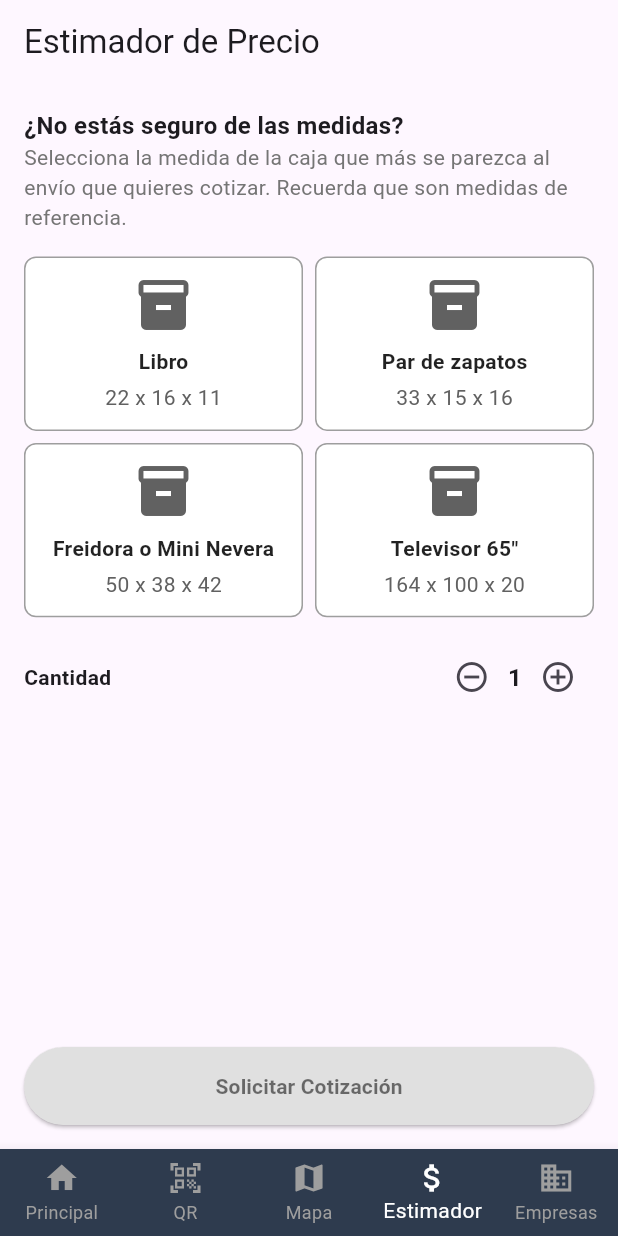
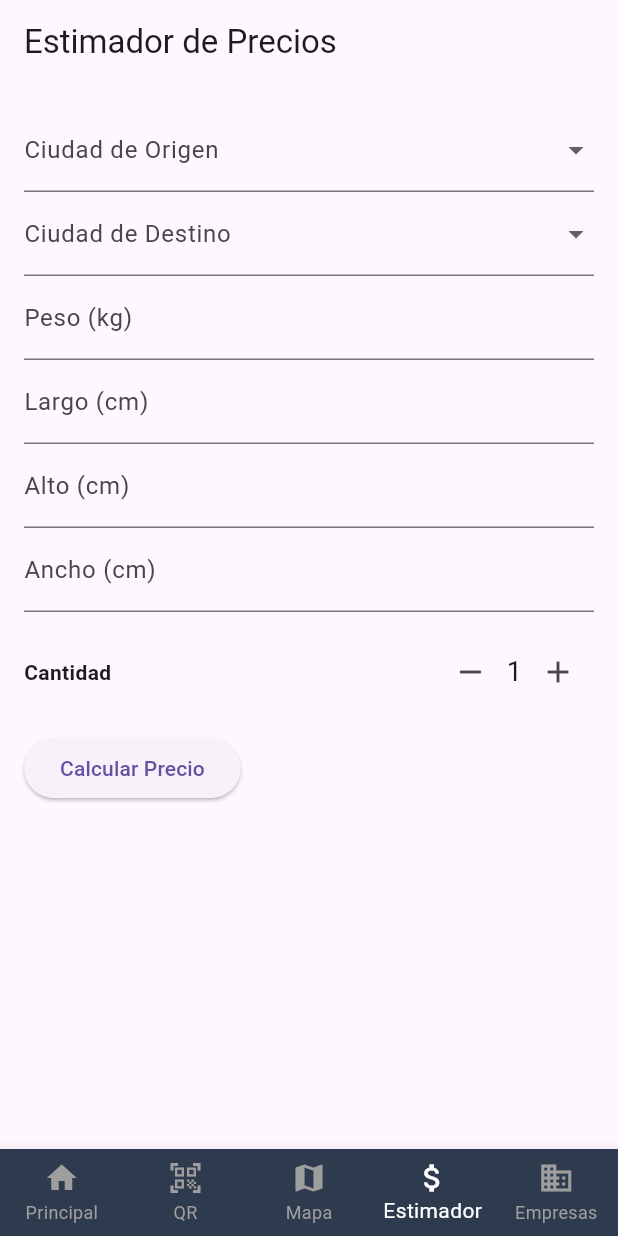
Before and after one commit to Hiltlairen/helios_app, a Flutter app: the screen it shows after launch, item 4 of the bottom bar chosen, on a phone screen of 412 x 824 dp. Run offline on Flutter 3.47's test engine with Material 3 defaults, Android fonts, the phone set to English and light mode, and no system bars; our stand-ins replace image_picker; missing offline and left inert: qr_code_scanner.

Commit message:
ultimo estiacion

```diff
--- a/lib/pages/price_estimator_page.dart
+++ b/lib/pages/price_estimator_page.dart
@@ -1,4 +1,6 @@
 import 'package:flutter/material.dart';
+
+// ya esta
 
 class PriceEstimatorPage extends StatefulWidget {
   @override
@@ -6,15 +8,28 @@ class PriceEstimatorPage extends StatefulWidget {
 }
 
 class _PriceEstimatorPageState extends State<PriceEstimatorPage> {
-  String? selectedDimension;
+  final _formKey = GlobalKey<FormState>();
+
+  String? originCity;
+  String? destinationCity;
+  double? weight;
+  double? length;
+  double? height;
+  double? width;
   int quantity = 1;
+  double estimatedPrice = 0.0;
 
-  final Map<String, List<double>> predefinedDimensions = {
-    'Libro': [22, 16, 11],
-    'Par de zapatos': [33, 15, 16],
-    'Freidora o Mini Nevera': [50, 38, 42],
-    'Televisor 65"': [164, 100, 20],
-  };
+  final List<String> boliviaDepartments = [
+    'La Paz',
+    'Cochabamba',
+    'Santa Cruz',
+    'Oruro',
+    'Potosí',
+    'Chuquisaca',
+    'Tarija',
+    'Beni',
+    'Pando',
+  ];
 
   void adjustQuantity(bool increment) {
     setState(() {
@@ -26,81 +41,112 @@ class _PriceEstimatorPageState extends State<PriceEstimatorPage> {
     });
   }
 
+  void calculatePrice() {
+    if (_formKey.currentState?.validate() ?? false) {
+      setState(() {
+        // Fórmula simple de estimación de precio basada en peso y dimensiones
+        estimatedPrice = (weight ?? 1) * 2 +
+            (length ?? 0) * (width ?? 0) * (height ?? 0) * 0.001;
+      });
+    }
+  }
+
   @override
   Widget build(BuildContext context) {
     return Scaffold(
       appBar: AppBar(
-        title: Text('Estimador de Precio'),
+        title: Text('Estimador de Precios'),
       ),
       body: Padding(
         padding: const EdgeInsets.all(16.0),
+        child: Form(
+          key: _formKey,
           child: Column(
             crossAxisAlignment: CrossAxisAlignment.start,
             children: [
-            Text(
-              '¿No estás seguro de las medidas?',
-              style: TextStyle(fontSize: 16, fontWeight: FontWeight.bold),
+              DropdownButtonFormField<String>(
+                decoration: InputDecoration(labelText: 'Ciudad de Origen'),
+                value: originCity,
+                items: boliviaDepartments.map((department) {
+                  return DropdownMenuItem(
+                    value: department,
+                    child: Text(department),
+                  );
+                }).toList(),
+                onChanged: (value) {
+                  if (value != destinationCity) {
+                    setState(() {
+                      originCity = value;
+                    });
+                  } else {
+                    ScaffoldMessenger.of(context).showSnackBar(SnackBar(
+                      content: Text(
+                          'Ciudad de Origen y Ciudad de Destino deben ser diferentes.'),
+                    ));
+                  }
+                },
               ),
-            Text(
-              'Selecciona la medida de la caja que más se parezca al envío que quieres cotizar. Recuerda que son medidas de referencia.',
-              style: TextStyle(fontSize: 14, color: Colors.grey[600]),
+              DropdownButtonFormField<String>(
+                decoration: InputDecoration(labelText: 'Ciudad de Destino'),
+                value: destinationCity,
+                items: boliviaDepartments.map((department) {
+                  return DropdownMenuItem(
+                    value: department,
+                    child: Text(department),
+                  );
+                }).toList(),
+                onChanged: (value) {
+                  if (value != originCity) {
+                    setState(() {
+                      destinationCity = value;
+                    });
+                  } else {
+                    ScaffoldMessenger.of(context).showSnackBar(SnackBar(
+                      content: Text(
+                          'Ciudad de Origen y Ciudad de Destino deben ser diferentes.'),
+                    ));
+                  }
+                },
               ),
-            SizedBox(height: 16),
-            GridView.builder(
-              shrinkWrap: true,
-              gridDelegate: SliverGridDelegateWithFixedCrossAxisCount(
-                crossAxisCount: 2,
-                mainAxisSpacing: 8,
-                crossAxisSpacing: 8,
-                childAspectRatio: 1.6,
+              TextFormField(
+                decoration: InputDecoration(labelText: 'Peso (kg)'),
+                keyboardType: TextInputType.number,
+                validator: (value) {
+                  if (value == null || value.isEmpty)
+                    return 'Por favor ingresa el peso';
+                  return null;
+                },
+                onChanged: (value) => weight = double.tryParse(value),
               ),
-              itemCount: predefinedDimensions.keys.length,
-              itemBuilder: (context, index) {
-                String dimensionLabel =
-                    predefinedDimensions.keys.elementAt(index);
-                List<double> dimensionValues =
-                    predefinedDimensions[dimensionLabel]!;
-                bool isSelected = selectedDimension == dimensionLabel;
-
-                return GestureDetector(
-                  onTap: () {
-                    setState(() {
-                      selectedDimension = dimensionLabel;
-                    });
+              TextFormField(
+                decoration: InputDecoration(labelText: 'Largo (cm)'),
+                keyboardType: TextInputType.number,
+                validator: (value) {
+                  if (value == null || value.isEmpty)
+                    return 'Por favor ingresa el largo';
+                  return null;
                 },
-                  child: Container(
-                    decoration: BoxDecoration(
-                      border: Border.all(
-                          color: isSelected ? Colors.blue : Colors.grey),
-                      borderRadius: BorderRadius.circular(8),
-                      color: isSelected ? Colors.blue.shade100 : Colors.white,
+                onChanged: (value) => length = double.tryParse(value),
               ),
-                    padding: EdgeInsets.all(8),
-                    child: Column(
-                      mainAxisAlignment: MainAxisAlignment.center,
-                      children: [
-                        Icon(Icons.inventory_2,
-                            size: 40, color: Colors.grey[700]),
-                        SizedBox(height: 8),
-                        Text(
-                          dimensionLabel,
-                          style: TextStyle(
-                            fontWeight: FontWeight.bold,
-                            color: Colors.black87,
+              TextFormField(
+                decoration: InputDecoration(labelText: 'Alto (cm)'),
+                keyboardType: TextInputType.number,
+                validator: (value) {
+                  if (value == null || value.isEmpty)
+                    return 'Por favor ingresa el alto';
+                  return null;
+                },
+                onChanged: (value) => height = double.tryParse(value),
               ),
-                        ),
-                        SizedBox(height: 4),
-                        Text(
-                          '${dimensionValues[0].toInt()} x ${dimensionValues[1].toInt()} x ${dimensionValues[2].toInt()}',
-                          style: TextStyle(
-                            color: Colors.grey[700],
-                          ),
-                        ),
-                      ],
-                    ),
-                  ),
-                );
+              TextFormField(
+                decoration: InputDecoration(labelText: 'Ancho (cm)'),
+                keyboardType: TextInputType.number,
+                validator: (value) {
+                  if (value == null || value.isEmpty)
+                    return 'Por favor ingresa el ancho';
+                  return null;
                 },
+                onChanged: (value) => width = double.tryParse(value),
               ),
               SizedBox(height: 16),
               Row(
@@ -113,45 +159,34 @@ class _PriceEstimatorPageState extends State<PriceEstimatorPage> {
                   Row(
                     children: [
                       IconButton(
-                      icon: Icon(Icons.remove_circle_outline),
                         onPressed: () => adjustQuantity(false),
+                        icon: Icon(Icons.remove),
                       ),
                       Text(
-                      quantity.toString(),
-                      style:
-                          TextStyle(fontSize: 16, fontWeight: FontWeight.bold),
+                        '$quantity',
+                        style: TextStyle(fontSize: 18),
                       ),
                       IconButton(
-                      icon: Icon(Icons.add_circle_outline),
                         onPressed: () => adjustQuantity(true),
+                        icon: Icon(Icons.add),
                       ),
                     ],
                   ),
                 ],
               ),
-            Spacer(),
-            SizedBox(
-              width: double.infinity,
-              child: ElevatedButton(
-                onPressed: () {
-                  // Aquí puedes implementar la lógica para calcular el precio
-                  ScaffoldMessenger.of(context).showSnackBar(SnackBar(
-                    content: Text(
-                        'Cotización solicitada para $selectedDimension x $quantity'),
-                  ));
-                },
-                style: ElevatedButton.styleFrom(
-                  backgroundColor: Colors.grey[300],
-                  foregroundColor: Colors.black54,
-                  padding: EdgeInsets.symmetric(vertical: 16),
+              SizedBox(height: 16),
+              ElevatedButton(
+                onPressed: calculatePrice,
+                child: Text('Calcular Precio'),
               ),
-                child: Text(
-                  'Solicitar Cotización',
-                  style: TextStyle(fontWeight: FontWeight.bold),
-                ),
-              ),
+              SizedBox(height: 16),
+              if (estimatedPrice > 0)
+                Text(
+                  'Precio estimado: Bs. ${estimatedPrice.toStringAsFixed(2)}',
+                  style: TextStyle(fontSize: 18, fontWeight: FontWeight.bold),
                 ),
             ],
+          ),
         ),
       ),
     );
```
Lines whose indentation alone changed are shown as unchanged.
